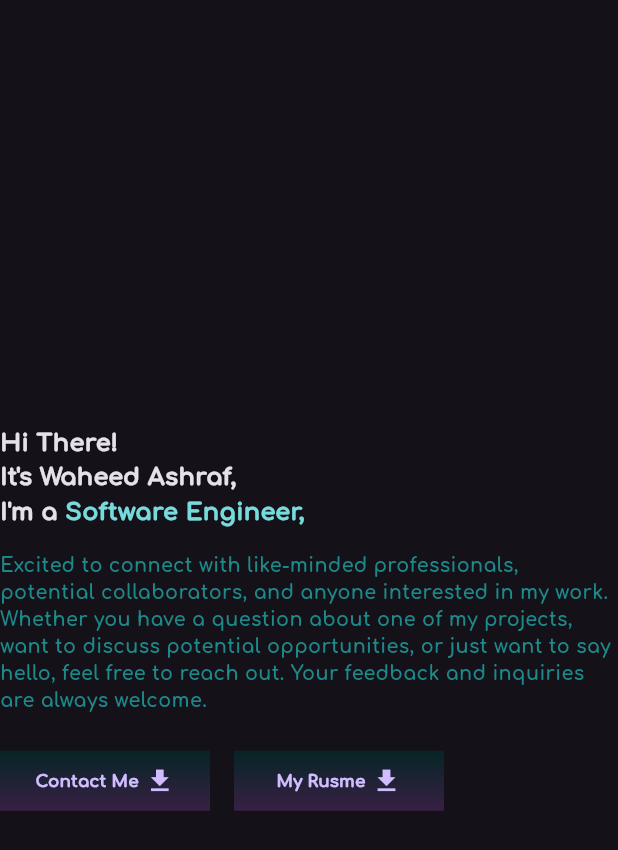
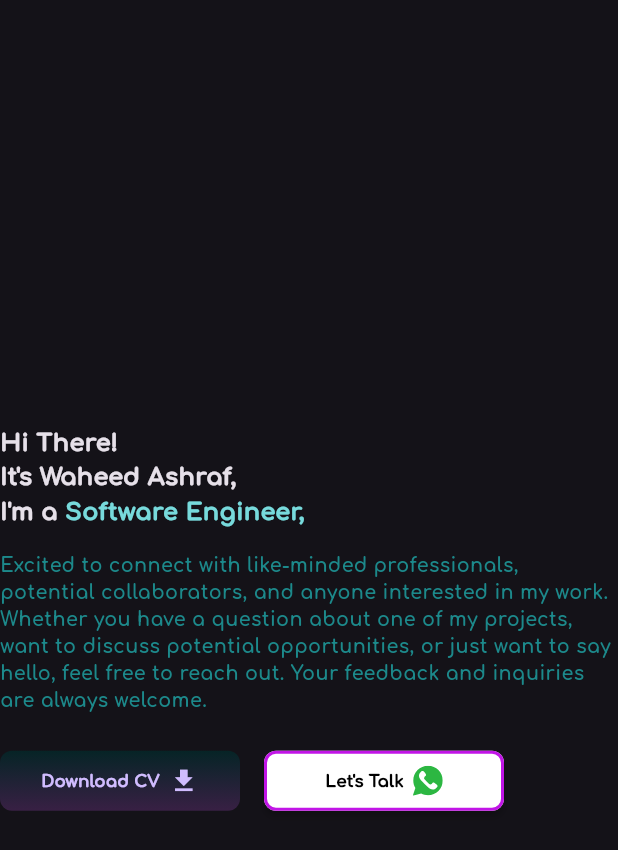
Before and after one commit to Waheed-Ashraf/Portfolio, a Flutter app: the AboutText widget shown alone on an empty page, opened directly, on a phone screen of 412 x 824 dp. Shown: the top 850 px of the screen. Run offline on Flutter 3.47's test engine with Material 3 defaults, Android fonts, the phone set to English and light mode, and no system bars; drawn by our look-alikes of animated_text_kit; our stand-ins replace dio, flutter_svg; missing offline and left inert: universal_html; network calls fail.

Commit message:
cv download methode done

```diff
--- a/lib/core/utils/app_images.dart
+++ b/lib/core/utils/app_images.dart
@@ -3,4 +3,5 @@ class Assets {
   static const String profilePic1 = "assets/images/profile_pic2.png";
   static const String profilePic2 = "assets/images/profile_pic3.png";
   static const String profilePic3 = "assets/images/profile.png";
+  static const String whatsAppIcon = "assets/images/whatsapp.svg";
 }
--- /dev/null
+++ b/lib/core/widgets/custom_button.dart
@@ -0,0 +1,50 @@
+import 'package:flutter/material.dart';
+import 'package:portfolio/core/utils/app_styles.dart';
+import 'package:portfolio/core/utils/color_pallet.dart';
+
+class CustomButton extends StatelessWidget {
+  const CustomButton(
+      {super.key,
+      required this.text,
+      this.color = ColorPallet.mainPirpel,
+      this.withBorder = false,
+      required this.onPressed,
+      required this.widget});
+  final Widget widget;
+  final String text;
+  final Color? color;
+  final bool withBorder;
+  final void Function() onPressed;
+
+  @override
+  Widget build(BuildContext context) {
+    return AspectRatio(
+      aspectRatio: 4 / 1,
+      child: MaterialButton(
+        color: color,
+        minWidth: double.infinity,
+        shape: RoundedRectangleBorder(
+            borderRadius: BorderRadius.circular(8),
+            side: withBorder
+                ? const BorderSide(color: ColorPallet.pink, width: 2)
+                : BorderSide.none),
+        onPressed: onPressed,
+        padding: const EdgeInsets.symmetric(vertical: 8),
+        child: Row(
+          mainAxisAlignment: MainAxisAlignment.center,
+          children: [
+            Text(
+              text,
+              style: AppStyles.styleBold14(context).copyWith(
+                color: color == ColorPallet.mainPirpel
+                    ? Colors.white
+                    : Colors.black,
+              ),
+            ),
+            widget,
+          ],
+        ),
+      ),
+    );
+  }
+}
--- a/lib/core/widgets/grediant_button.dart
+++ b/lib/core/widgets/grediant_button.dart
@@ -14,11 +14,11 @@ class GradientButton extends StatelessWidget {
     const primaryColor = ColorPallet.mainPirpel;
     const secondaryColor = ColorPallet.darkGreen;
 
-    const double borderRadius = 0;
+    const double borderRadius = 8;
 
-    return Container(
-      width: 140,
-      height: 40,
+    return AspectRatio(
+      aspectRatio: 4 / 1,
+      child: Container(
         decoration: BoxDecoration(
             borderRadius: BorderRadius.circular(borderRadius),
             gradient: const LinearGradient(
@@ -45,7 +45,7 @@ class GradientButton extends StatelessWidget {
                 style: AppStyles.styleBold14(context),
               ),
               const SizedBox(
-              width: 4,
+                width: 6,
               ),
               Icon(
                 icon,
@@ -54,6 +54,7 @@ class GradientButton extends StatelessWidget {
             ],
           ),
         ),
+      ),
     );
   }
 }
--- /dev/null
+++ b/lib/home/presentation/views/widgets/about_widgets/about_me_text.dart
@@ -0,0 +1,154 @@
+import 'package:animated_text_kit/animated_text_kit.dart';
+import 'package:dio/dio.dart';
+import 'package:flutter/foundation.dart';
+import 'package:flutter/material.dart';
+import 'package:flutter_svg/svg.dart';
+import 'package:path_provider/path_provider.dart';
+import 'package:portfolio/core/utils/app_images.dart';
+import 'package:portfolio/core/utils/app_styles.dart';
+import 'package:portfolio/core/utils/color_pallet.dart';
+import 'package:portfolio/core/widgets/custom_button.dart';
+import 'package:portfolio/core/widgets/grediant_button.dart';
+
+import 'dart:io' as io;
+import 'package:universal_html/html.dart' as html;
+
+class AboutText extends StatelessWidget {
+  const AboutText({super.key});
+
+  @override
+  Widget build(BuildContext context) {
+    return Column(
+      mainAxisAlignment: MainAxisAlignment.center,
+      crossAxisAlignment: CrossAxisAlignment.start,
+      children: [
+        Text(
+          "Hi There!",
+          style: AppStyles.styleBold20(context),
+        ),
+        Text(
+          "It's Waheed Ashraf,",
+          style: AppStyles.styleBold20(context),
+        ),
+        Row(
+          children: [
+            Text(
+              "I'm a ",
+              style: AppStyles.styleBold20(context),
+            ),
+            AnimatedTextKit(
+              repeatForever: true,
+              animatedTexts: [
+                TyperAnimatedText('Software Engineer,',
+                    textStyle: AppStyles.styleBold20(context)
+                        .copyWith(color: ColorPallet.skyColor)),
+                TyperAnimatedText('Flutter Developer,',
+                    textStyle: AppStyles.styleBold20(context)
+                        .copyWith(color: ColorPallet.skyColor)),
+                TyperAnimatedText('Mobile App Developer,',
+                    textStyle: AppStyles.styleBold20(context)
+                        .copyWith(color: ColorPallet.skyColor)),
+              ],
+            ),
+          ],
+        ),
+        const SizedBox(
+          height: 16,
+        ),
+        Text(
+          "Excited to connect with like-minded professionals, potential collaborators, and anyone interested in my work. Whether you have a question about one of my projects, want to discuss potential opportunities, or just want to say hello, feel free to reach out. Your feedback and inquiries are always welcome.",
+          style: AppStyles.styleBold16(context)
+              .copyWith(color: ColorPallet.darkSky),
+        ),
+        const SizedBox(
+          height: 24,
+        ),
+        Row(
+          children: [
+            SizedBox(
+              height: 40,
+              child: GradientButton(
+                onPressed: () {
+                  _downloadCV(context);
+                },
+                text: "Download CV",
+                icon: Icons.download,
+              ),
+            ),
+            const SizedBox(
+              width: 16,
+            ),
+            SizedBox(
+              height: 40,
+              child: CustomButton(
+                  color: Colors.white,
+                  withBorder: true,
+                  text: "Let's Talk",
+                  onPressed: () {},
+                  widget: Padding(
+                    padding: const EdgeInsets.only(left: 6),
+                    child: SvgPicture.asset(
+                      Assets.whatsAppIcon,
+                      width: 20,
+                      fit: BoxFit.cover,
+                    ),
+                  )),
+            ),
+          ],
+        ),
+      ],
+    );
+  }
+
+  final String cvUrl =
+      'https://drive.google.com/uc?export=download&id=1HM2-CFEf0pc-wOD3FFbwE4NqjJpTyveX';
+
+  Future<void> _downloadCV(BuildContext context) async {
+    try {
+      if (!kIsWeb && (io.Platform.isAndroid || io.Platform.isIOS)) {
+        // Mobile platforms
+        final directory = await getApplicationDocumentsDirectory();
+        final filePath = '${directory.path}/your-cv.pdf';
+        final dio = Dio();
+        await dio.download(cvUrl, filePath);
+
+        // File downloaded successfully
+        ScaffoldMessenger.of(context).showSnackBar(
+          SnackBar(
+            content: Text('CV downloaded to $filePath'),
+            duration: const Duration(seconds: 3),
+          ),
+        );
+      } else if (kIsWeb) {
+        // Web platform
+        html.AnchorElement anchorElement = html.AnchorElement(href: cvUrl);
+        anchorElement.download = "Waheed Ashraf resume";
+        anchorElement.click();
+
+        // File downloaded successfully
+        ScaffoldMessenger.of(context).showSnackBar(
+          const SnackBar(
+            content: Text('CV downloaded'),
+            duration: Duration(seconds: 3),
+          ),
+        );
+      } else {
+        // Unsupported platform
+        ScaffoldMessenger.of(context).showSnackBar(
+          const SnackBar(
+            content: Text('Unsupported platform'),
+            duration: Duration(seconds: 3),
+          ),
+        );
+      }
+    } catch (e) {
+      // Handle any errors during the download
+      ScaffoldMessenger.of(context).showSnackBar(
+        SnackBar(
+          content: Text('Error downloading CV: $e'),
+          duration: const Duration(seconds: 3),
+        ),
+      );
+    }
+  }
+}
--- a/lib/home/presentation/views/widgets/about_widgets/about_section.dart
+++ b/lib/home/presentation/views/widgets/about_widgets/about_section.dart
@@ -1,8 +1,8 @@
-import 'package:animated_text_kit/animated_text_kit.dart';
 import 'package:flutter/material.dart';
-import 'package:portfolio/core/utils/app_styles.dart';
+
 import 'package:portfolio/core/utils/color_pallet.dart';
-import 'package:portfolio/core/widgets/grediant_button.dart';
+
+import 'package:portfolio/home/presentation/views/widgets/about_widgets/about_me_text.dart';
 import 'package:portfolio/home/presentation/views/widgets/about_widgets/profile_image.dart';
 
 class AboutSection extends StatelessWidget {
@@ -25,86 +25,14 @@ class AboutSection extends StatelessWidget {
         crossAxisAlignment: CrossAxisAlignment.center,
         children: [
           Expanded(
-              flex: 3,
+              flex: 2,
               child: SizedBox(
                 width: 8,
               )),
-          Expanded(flex: 9, child: Center(child: AboutText())),
-          Expanded(flex: 12, child: Center(child: HomeProfileImageWidget())),
+          Expanded(flex: 12, child: Center(child: AboutText())),
+          Expanded(flex: 14, child: Center(child: HomeProfileImageWidget())),
         ],
       ),
     );
   }
 }
-
-class AboutText extends StatelessWidget {
-  const AboutText({super.key});
-
-  @override
-  Widget build(BuildContext context) {
-    return Column(
-      mainAxisAlignment: MainAxisAlignment.center,
-      crossAxisAlignment: CrossAxisAlignment.start,
-      children: [
-        Text(
-          "Hi There!",
-          style: AppStyles.styleBold20(context),
-        ),
-        Text(
-          "It's Waheed Ashraf,",
-          style: AppStyles.styleBold20(context),
-        ),
-        Row(
-          children: [
-            Text(
-              "I'm a ",
-              style: AppStyles.styleBold20(context),
-            ),
-            AnimatedTextKit(
-              repeatForever: true,
-              animatedTexts: [
-                TyperAnimatedText('Software Engineer,',
-                    textStyle: AppStyles.styleBold20(context)
-                        .copyWith(color: ColorPallet.skyColor)),
-                TyperAnimatedText('Flutter Developer,',
-                    textStyle: AppStyles.styleBold20(context)
-                        .copyWith(color: ColorPallet.skyColor)),
-                TyperAnimatedText('Mobile App Developer,',
-                    textStyle: AppStyles.styleBold20(context)
-                        .copyWith(color: ColorPallet.skyColor)),
-              ],
-            ),
-          ],
-        ),
-        const SizedBox(
-          height: 16,
-        ),
-        Text(
-          "Excited to connect with like-minded professionals, potential collaborators, and anyone interested in my work. Whether you have a question about one of my projects, want to discuss potential opportunities, or just want to say hello, feel free to reach out. Your feedback and inquiries are always welcome.",
-          style: AppStyles.styleBold16(context)
-              .copyWith(color: ColorPallet.darkSky),
-        ),
-        const SizedBox(
-          height: 24,
-        ),
-        Row(
-          children: [
-            GradientButton(
-              onPressed: () {},
-              text: "Contact Me",
-              icon: Icons.download,
-            ),
-            const SizedBox(
-              width: 16,
-            ),
-            GradientButton(
-              onPressed: () {},
-              text: "My Rusme",
-              icon: Icons.download,
-            ),
-          ],
-        ),
-      ],
-    );
-  }
-}
```
Also changed, not shown: lib/core/utils/custom_snack_bar.dart (added, +9 -0 lines), lib/core/utils/launch_url.dart (added, +13 -0 lines), lib/home/presentation/views/widgets/about_widgets/profile_image.dart (+7 -5 lines), lib/home/presentation/views/widgets/desktop_layout.dart (+0 -18 lines), pubspec.yaml (+5 -6 lines), assets/images/whatsapp.svg (added), pubspec.lock, 5 other files. Lines whose indentation alone changed are shown as unchanged.
